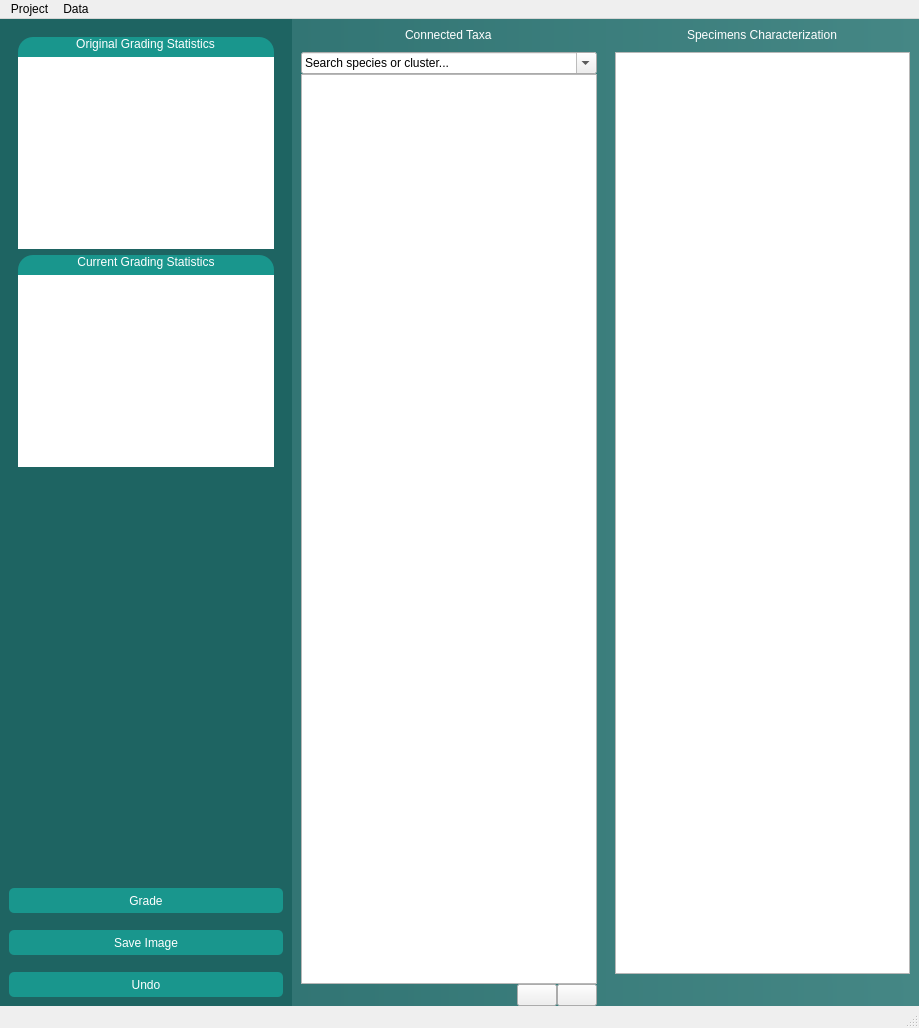
This is iSpecIDApp/mainwindow.ui in lmpn/iSpecID as Qt 5 draws it before an edit. The edited form follows.
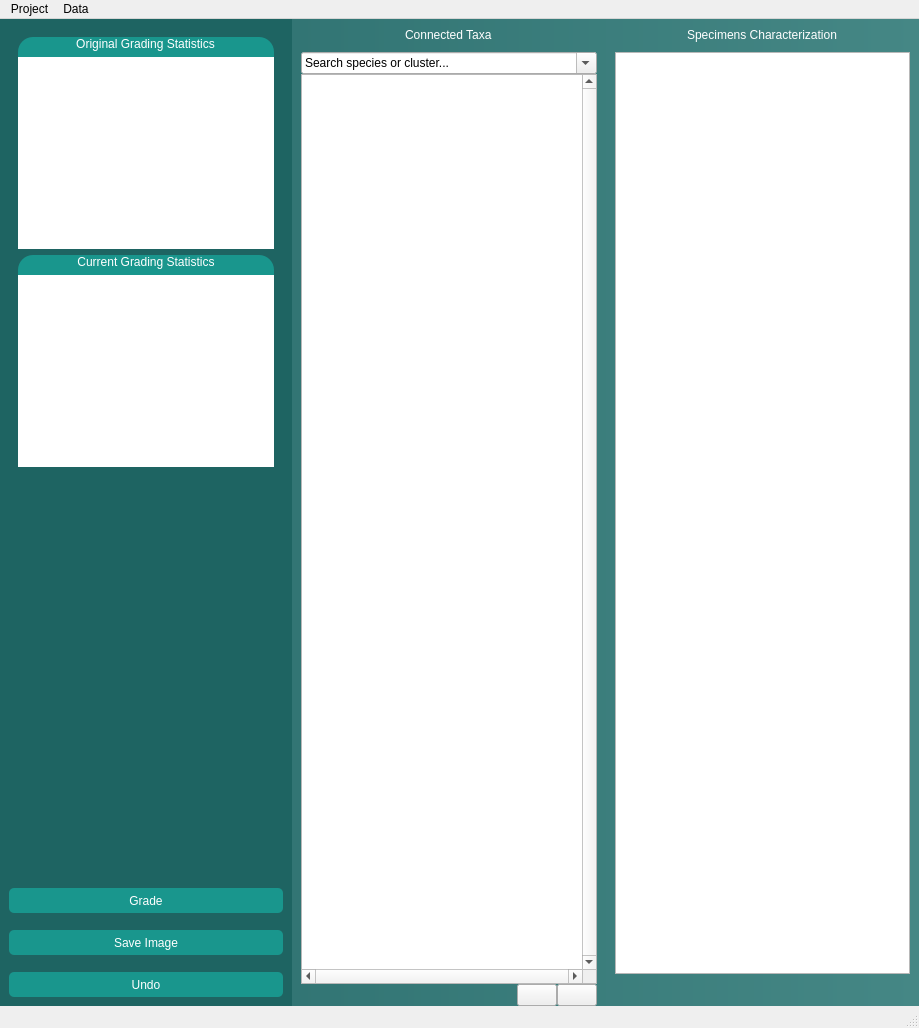
This is the edited form. Icons and pictures are not drawn.

The edit to the form file:
```diff
--- a/iSpecIDApp/mainwindow.ui
+++ b/iSpecIDApp/mainwindow.ui
@@ -257,13 +257,13 @@
              </sizepolicy>
             </property>
             <property name="verticalScrollBarPolicy">
-             <enum>Qt::ScrollBarAsNeeded</enum>
+             <enum>Qt::ScrollBarAlwaysOn</enum>
             </property>
             <property name="horizontalScrollBarPolicy">
-             <enum>Qt::ScrollBarAsNeeded</enum>
+             <enum>Qt::ScrollBarAlwaysOn</enum>
             </property>
             <property name="sizeAdjustPolicy">
-             <enum>QAbstractScrollArea::AdjustToContentsOnFirstShow</enum>
+             <enum>QAbstractScrollArea::AdjustToContents</enum>
             </property>
             <property name="resizeAnchor">
              <enum>QGraphicsView::AnchorUnderMouse</enum>
```
Left out of the diff: 8 changed lines with no effect on the pictures.
